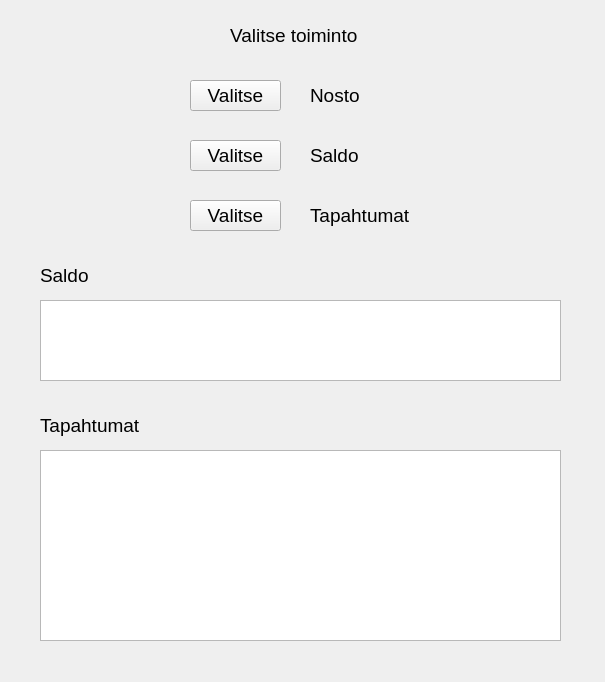
tvt20kmo-ohjelmistokehitysprojekti/Group2, file Automaatti/menu.ui: the form before one commit.
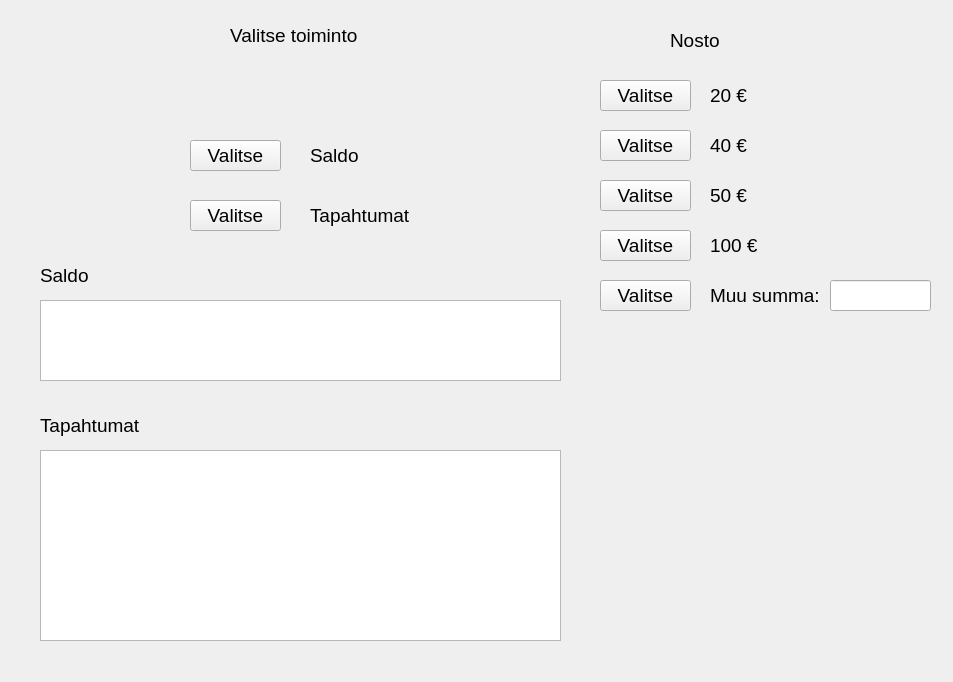
The form after the commit.

Commit message: withdrawal and Menu combined

Diff of the .ui file:
```diff
--- a/Automaatti/menu.ui
+++ b/Automaatti/menu.ui
@@ -6,7 +6,7 @@
    <rect>
     <x>0</x>
     <y>0</y>
-    <width>605</width>
+    <width>953</width>
     <height>682</height>
    </rect>
   </property>
@@ -31,19 +31,6 @@
     <string>Valitse toiminto</string>
    </property>
   </widget>
-  <widget class="QLabel" name="label_2">
-   <property name="geometry">
-    <rect>
-     <x>310</x>
-     <y>80</y>
-     <width>91</width>
-     <height>31</height>
-    </rect>
-   </property>
-   <property name="text">
-    <string>Nosto</string>
-   </property>
-  </widget>
   <widget class="QLabel" name="label_3">
    <property name="geometry">
     <rect>
@@ -70,19 +57,6 @@
     <string>Tapahtumat</string>
    </property>
   </widget>
-  <widget class="QPushButton" name="pushButton_withdrawal">
-   <property name="geometry">
-    <rect>
-     <x>190</x>
-     <y>80</y>
-     <width>91</width>
-     <height>31</height>
-    </rect>
-   </property>
-   <property name="text">
-    <string>Valitse</string>
-   </property>
-  </widget>
   <widget class="QPushButton" name="pushButton_balance">
    <property name="geometry">
     <rect>
@@ -155,6 +129,159 @@
     </rect>
    </property>
   </widget>
+  <widget class="QLineEdit" name="lineEdit_enterAmount">
+   <property name="geometry">
+    <rect>
+     <x>830</x>
+     <y>280</y>
+     <width>101</width>
+     <height>31</height>
+    </rect>
+   </property>
+  </widget>
+  <widget class="QPushButton" name="pushButton_50e">
+   <property name="geometry">
+    <rect>
+     <x>600</x>
+     <y>180</y>
+     <width>91</width>
+     <height>31</height>
+    </rect>
+   </property>
+   <property name="text">
+    <string>Valitse</string>
+   </property>
+  </widget>
+  <widget class="QLabel" name="label_7">
+   <property name="geometry">
+    <rect>
+     <x>710</x>
+     <y>130</y>
+     <width>91</width>
+     <height>31</height>
+    </rect>
+   </property>
+   <property name="text">
+    <string>40 €</string>
+   </property>
+  </widget>
+  <widget class="QPushButton" name="pushButton_enterAmount">
+   <property name="geometry">
+    <rect>
+     <x>600</x>
+     <y>280</y>
+     <width>91</width>
+     <height>31</height>
+    </rect>
+   </property>
+   <property name="text">
+    <string>Valitse</string>
+   </property>
+  </widget>
+  <widget class="QLabel" name="label_8">
+   <property name="geometry">
+    <rect>
+     <x>670</x>
+     <y>30</y>
+     <width>91</width>
+     <height>21</height>
+    </rect>
+   </property>
+   <property name="text">
+    <string>Nosto</string>
+   </property>
+  </widget>
+  <widget class="QPushButton" name="pushButton_100e">
+   <property name="geometry">
+    <rect>
+     <x>600</x>
+     <y>230</y>
+     <width>91</width>
+     <height>31</height>
+    </rect>
+   </property>
+   <property name="text">
+    <string>Valitse</string>
+   </property>
+  </widget>
+  <widget class="QLabel" name="label_9">
+   <property name="geometry">
+    <rect>
+     <x>710</x>
+     <y>180</y>
+     <width>91</width>
+     <height>31</height>
+    </rect>
+   </property>
+   <property name="text">
+    <string>50 €</string>
+   </property>
+  </widget>
+  <widget class="QLabel" name="label_10">
+   <property name="geometry">
+    <rect>
+     <x>710</x>
+     <y>230</y>
+     <width>91</width>
+     <height>31</height>
+    </rect>
+   </property>
+   <property name="text">
+    <string>100 €</string>
+   </property>
+  </widget>
+  <widget class="QPushButton" name="pushButton_20e">
+   <property name="geometry">
+    <rect>
+     <x>600</x>
+     <y>80</y>
+     <width>91</width>
+     <height>31</height>
+    </rect>
+   </property>
+   <property name="text">
+    <string>Valitse</string>
+   </property>
+  </widget>
+  <widget class="QPushButton" name="pushButton_40e">
+   <property name="geometry">
+    <rect>
+     <x>600</x>
+     <y>130</y>
+     <width>91</width>
+     <height>31</height>
+    </rect>
+   </property>
+   <property name="text">
+    <string>Valitse</string>
+   </property>
+  </widget>
+  <widget class="QLabel" name="label_11">
+   <property name="geometry">
+    <rect>
+     <x>710</x>
+     <y>80</y>
+     <width>91</width>
+     <height>31</height>
+    </rect>
+   </property>
+   <property name="text">
+    <string>20 €</string>
+   </property>
+  </widget>
+  <widget class="QLabel" name="label_12">
+   <property name="geometry">
+    <rect>
+     <x>710</x>
+     <y>280</y>
+     <width>121</width>
+     <height>31</height>
+    </rect>
+   </property>
+   <property name="text">
+    <string>Muu summa:</string>
+   </property>
+  </widget>
  </widget>
  <resources/>
  <connections/>
```
The commit also changes 9 other files.
